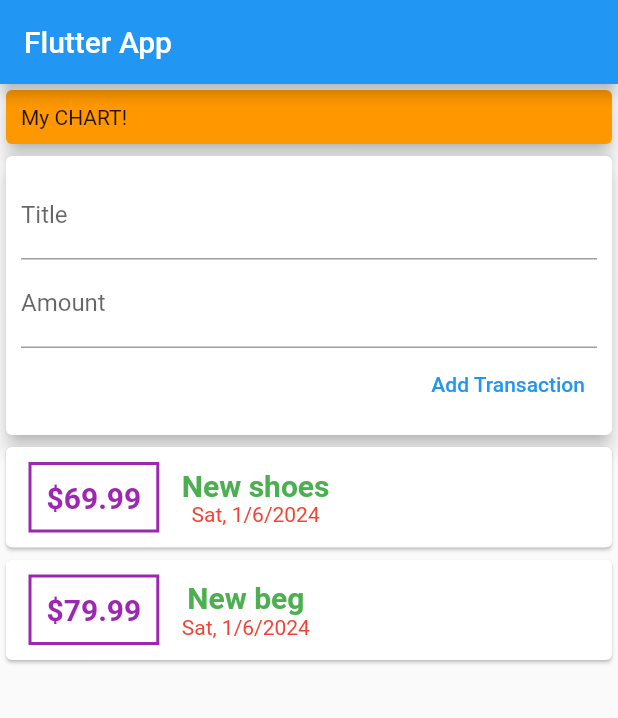
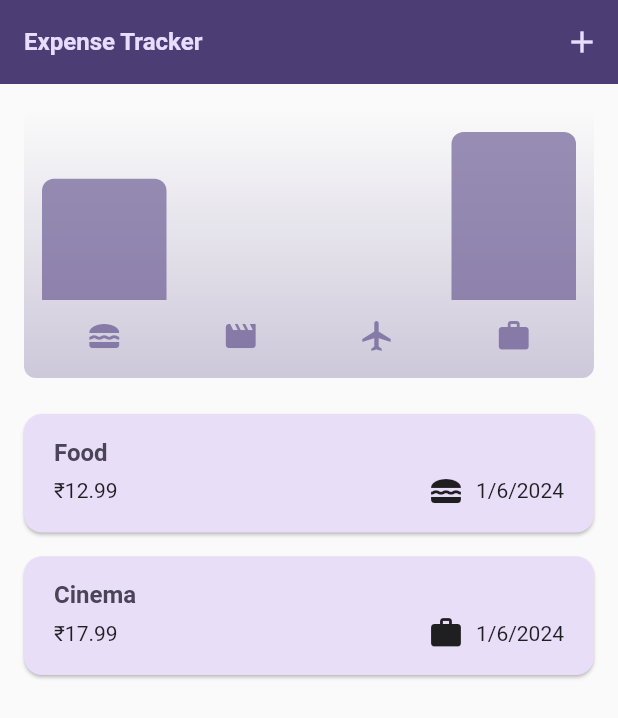
Before and after one commit to vikashsprem/Expenses-manage-App, a Flutter app: the screen it shows after launch, on a phone screen of 412 x 824 dp. Shown: the top 718 px of the screen. Run offline on Flutter 3.47's test engine with Material 2 defaults, Android fonts, the phone set to English and light mode, and no system bars.

Commit message:
all change has been committed

```diff
--- a/lib/main.dart
+++ b/lib/main.dart
@@ -1,46 +1,61 @@
 import 'package:flutter/material.dart';
-import './widget/user_transaction.dart';
+import 'package:flutter_build_expences/widget/expenses.dart';
 
+var kColorScheme = ColorScheme.fromSeed(
+  seedColor: const Color.fromARGB(255, 96, 59, 181),
+);
+
+var kDarkColorScheme = ColorScheme.fromSeed(
+  seedColor: const Color.fromARGB(255, 5, 99, 125),
+  brightness: Brightness.dark,
+);
 void main() => runApp(MyApp());
 
 class MyApp extends StatelessWidget {
   @override
   Widget build(BuildContext context) {
     return MaterialApp(
+      darkTheme: ThemeData.dark().copyWith(
+        useMaterial3: true,
+        colorScheme: kDarkColorScheme,
+        cardTheme: const CardTheme().copyWith(
+          color: kDarkColorScheme.secondaryContainer,
+          margin: const EdgeInsets.symmetric(vertical: 8, horizontal: 16),
+        ),
+        elevatedButtonTheme: ElevatedButtonThemeData(
+          style: ElevatedButton.styleFrom(
+            backgroundColor: kDarkColorScheme.primaryContainer,
+          ),
+        ),
+      ),
       title: 'Flutter App',
-      home: MyHomePage(),
+      theme: ThemeData().copyWith(
+        useMaterial3: true,
+        colorScheme: kColorScheme,
+        appBarTheme: const AppBarTheme().copyWith(
+          backgroundColor: kColorScheme.onPrimaryContainer,
+          foregroundColor: kColorScheme.primaryContainer,
+        ),
+        cardTheme: const CardTheme().copyWith(
+          color: kColorScheme.secondaryContainer,
+          margin: const EdgeInsets.symmetric(vertical: 8, horizontal: 16),
+        ),
+
+        elevatedButtonTheme: ElevatedButtonThemeData(
+          style: ElevatedButton.styleFrom(
+            backgroundColor: kColorScheme.primaryContainer,
+          ),
+        ),
+        textTheme: ThemeData().textTheme.copyWith(
+              titleLarge: TextStyle(
+                fontWeight: FontWeight.bold,
+                color: kColorScheme.onSecondaryContainer,
+                fontSize: 16,
+              ),
+            ),
+        //themeMode: ThemeMode.system,
+      ),
+      home: const Expenses(),
     );
   }
 }
-
-class MyHomePage extends StatelessWidget {
-  @override
-  Widget build(BuildContext context) {
-    return Scaffold(
-      appBar: AppBar(
-        title: const Text('Flutter App'),
-      ),
-      body: SingleChildScrollView(
-        child: Column(
-          //mainAxisAlignment: MainAxisAlignment.spaceAround,
-          crossAxisAlignment: CrossAxisAlignment.stretch,
-          // ignore: prefer_const_literals_to_create_immutables
-          children: <Widget>[
-            Container(
-              width: double.infinity,
-              child: const Card(
-                color: Colors.orange,
-                elevation: 5,
-                child: Padding(
-                  padding: EdgeInsets.all(10.0),
-                  child: Text('My CHART!'),
-                ),
-              ),
-            ),
-            const UserTransaction(),
-          ],
-        ),
-      ),
-    );
-  }
-}
--- a/lib/models/transaction.dart
+++ b/lib/models/transaction.dart
@@ -1,11 +1,50 @@
-class Transaction {
+import 'package:flutter/material.dart';
+import 'package:uuid/uuid.dart';
+import 'package:intl/intl.dart';
+
+const uuid = Uuid();
+final formatter = DateFormat.yMd();
+
+enum Category { Food, Travel, Laisure, Work }
+
+const CategoryIcons = {
+  Category.Food: Icons.lunch_dining,
+  Category.Travel: Icons.flight,
+  Category.Laisure: Icons.movie,
+  Category.Work: Icons.work,
+};
+
+class Expense {
   final String id;
   final String title;
   final double amount;
   final DateTime date;
-  Transaction(
-      {required this.id,
-      required this.title,
+  final Category category;
+
+  String get formattedDate {
+    return formatter.format(date);
+  }
+
+  Expense(
+      {required this.title,
       required this.amount,
-      required this.date});
+      required this.date,
+      required this.category})
+      : id = uuid.v4();
 }
+
+class ExpenseBucket {
+  const ExpenseBucket({required this.category, required this.expenses});
+  final Category category;
+  final List<Expense> expenses;
+  ExpenseBucket.forCategory(List<Expense> allExpenses, this.category)
+      : expenses = allExpenses.where((e) => e.category == category).toList();
+
+  double get totalExpenses {
+    double sum = 0;
+    for (final expense in expenses) {
+      sum += expense.amount;
+    }
+    return sum;
+  }
+}
--- /dev/null
+++ b/lib/widget/chart/chart.dart
@@ -0,0 +1,95 @@
+import 'package:flutter/material.dart';
+
+import 'package:flutter_build_expences/widget/chart/chart_bar.dart';
+import 'package:flutter_build_expences/models/transaction.dart';
+
+class Chart extends StatelessWidget {
+  const Chart({super.key, required this.expenses});
+
+  final List<Expense> expenses;
+
+  List<ExpenseBucket> get buckets {
+    return [
+      ExpenseBucket.forCategory(expenses, Category.Food),
+      ExpenseBucket.forCategory(expenses, Category.Laisure),
+      ExpenseBucket.forCategory(expenses, Category.Travel),
+      ExpenseBucket.forCategory(expenses, Category.Work),
+    ];
+  }
+
+  double get maxTotalExpense {
+    double maxTotalExpense = 0;
+
+    for (final bucket in buckets) {
+      if (bucket.totalExpenses > maxTotalExpense) {
+        maxTotalExpense = bucket.totalExpenses;
+      }
+    }
+
+    return maxTotalExpense;
+  }
+
+  @override
+  Widget build(BuildContext context) {
+    final isDarkMode =
+        MediaQuery.of(context).platformBrightness == Brightness.dark;
+    return Container(
+      margin: const EdgeInsets.all(16),
+      padding: const EdgeInsets.symmetric(
+        vertical: 16,
+        horizontal: 8,
+      ),
+      width: double.infinity,
+      height: 180,
+      decoration: BoxDecoration(
+        borderRadius: BorderRadius.circular(8),
+        gradient: LinearGradient(
+          colors: [
+            Theme.of(context).colorScheme.primary.withOpacity(0.3),
+            Theme.of(context).colorScheme.primary.withOpacity(0.0)
+          ],
+          begin: Alignment.bottomCenter,
+          end: Alignment.topCenter,
+        ),
+      ),
+      child: Column(
+        children: [
+          Expanded(
+            child: Row(
+              crossAxisAlignment: CrossAxisAlignment.end,
+              children: [
+                for (final bucket in buckets) // alternative to map()
+                  ChartBar(
+                    fill: bucket.totalExpenses == 0
+                        ? 0
+                        : bucket.totalExpenses / maxTotalExpense,
+                  )
+              ],
+            ),
+          ),
+          const SizedBox(height: 12),
+          Row(
+            children: buckets
+                .map(
+                  (bucket) => Expanded(
+                    child: Padding(
+                      padding: const EdgeInsets.symmetric(horizontal: 4),
+                      child: Icon(
+                        CategoryIcons[bucket.category],
+                        color: isDarkMode
+                            ? Theme.of(context).colorScheme.secondary
+                            : Theme.of(context)
+                                .colorScheme
+                                .primary
+                                .withOpacity(0.7),
+                      ),
+                    ),
+                  ),
+                )
+                .toList(),
+          )
+        ],
+      ),
+    );
+  }
+}
--- /dev/null
+++ b/lib/widget/chart/chart_bar.dart
@@ -0,0 +1,34 @@
+import 'package:flutter/material.dart';
+
+class ChartBar extends StatelessWidget {
+  const ChartBar({
+    super.key,
+    required this.fill,
+  });
+
+  final double fill;
+
+  @override
+  Widget build(BuildContext context) {
+    final isDarkMode =
+        MediaQuery.of(context).platformBrightness == Brightness.dark;
+    return Expanded(
+      child: Padding(
+        padding: const EdgeInsets.symmetric(horizontal: 4),
+        child: FractionallySizedBox(
+          heightFactor: fill,
+          child: DecoratedBox(
+            decoration: BoxDecoration(
+              shape: BoxShape.rectangle,
+              borderRadius:
+                  const BorderRadius.vertical(top: Radius.circular(8)),
+              color: isDarkMode
+                  ? Theme.of(context).colorScheme.secondary
+                  : Theme.of(context).colorScheme.primary.withOpacity(0.65),
+            ),
+          ),
+        ),
+      ),
+    );
+  }
+}
--- /dev/null
+++ b/lib/widget/expense_item.dart
@@ -0,0 +1,34 @@
+import 'package:flutter/material.dart';
+import 'package:flutter_build_expences/models/transaction.dart';
+
+class ExpenseItem extends StatelessWidget {
+  const ExpenseItem(this.expense, {super.key});
+
+  final Expense expense;
+
+  @override
+  Widget build(BuildContext context) {
+    return Card(
+      child: Padding(
+        padding: const EdgeInsets.symmetric(vertical: 16, horizontal: 20),
+        child: Column(crossAxisAlignment: CrossAxisAlignment.start, children: [
+          Text(expense.title, style: Theme.of(context).textTheme.titleLarge),
+          const SizedBox(height: 4),
+          Row(
+            children: [
+              Text('₹${expense.amount.toStringAsFixed(2)}'),
+              const Spacer(),
+              Row(
+                children: [
+                  Icon(CategoryIcons[expense.category]),
+                  const SizedBox(width: 8),
+                  Text(expense.formattedDate)
+                ],
+              )
+            ],
+          )
+        ]),
+      ),
+    );
+  }
+}
--- /dev/null
+++ b/lib/widget/expenses.dart
@@ -0,0 +1,97 @@
+import 'dart:math';
+
+import 'package:flutter/material.dart';
+import 'package:flutter_build_expences/models/transaction.dart';
+import 'package:flutter_build_expences/widget/chart/chart.dart';
+import 'package:flutter_build_expences/widget/expenses_list.dart';
+import 'package:flutter_build_expences/widget/new_expense.dart';
+
+class Expenses extends StatefulWidget {
+  const Expenses({Key? key}) : super(key: key);
+
+  @override
+  State<Expenses> createState() {
+    return _ExpensesState();
+  }
+}
+
+class _ExpensesState extends State<Expenses> {
+  final List<Expense> _registeredExpenses = [
+    Expense(
+        title: 'Food',
+        amount: 12.99,
+        date: DateTime.now(),
+        category: Category.Food),
+    Expense(
+        title: 'Cinema',
+        amount: 17.99,
+        date: DateTime.now(),
+        category: Category.Work),
+  ];
+
+  void _openAddExpenseModal() {
+    showModalBottomSheet(
+      isScrollControlled: true,
+      context: context,
+      builder: (cxt) {
+        return NewExpense(onAddExpense: _addExpense);
+      },
+    );
+  }
+
+  void _addExpense(Expense expense) {
+    setState(() {
+      _registeredExpenses.add(expense);
+    });
+  }
+
+  void _removeExpense(Expense expense) {
+    final expenseIndex = _registeredExpenses.indexOf(expense);
+    setState(() {
+      _registeredExpenses.remove(expense);
+    });
+    ScaffoldMessenger.of(context).clearSnackBars();
+    ScaffoldMessenger.of(context).showSnackBar(
+      SnackBar(
+        duration: const Duration(seconds: 3),
+        content: Text('${expense.title} removed'),
+        action: SnackBarAction(
+          label: 'Undo',
+          onPressed: () {
+            setState(() {
+              _registeredExpenses.insert(expenseIndex, expense);
+            });
+          },
+        ),
+      ),
+    );
+  }
+
+  @override
+  Widget build(BuildContext context) {
+    Widget mainContent = const Center(
+      child: Text('No expenses added yet'),
+    );
+    if (_registeredExpenses.isNotEmpty) {
+      mainContent = ExpensesList(
+        expenses: _registeredExpenses,
+        onRemoveExpense: _removeExpense,
+      );
+    }
+    return Scaffold(
+      appBar: AppBar(
+        title: const Text('Expense Tracker'),
+        actions: [
+          IconButton(
+              onPressed: _openAddExpenseModal, icon: const Icon(Icons.add))
+        ],
+      ),
+      body: Column(
+        children: [
+          Chart(expenses: _registeredExpenses),
+          Expanded(child: mainContent),
+        ],
+      ),
+    );
+  }
+}
--- /dev/null
+++ b/lib/widget/expenses_list.dart
@@ -0,0 +1,37 @@
+import 'package:flutter/material.dart';
+import 'package:flutter_build_expences/models/transaction.dart';
+import 'package:flutter_build_expences/widget/expense_item.dart';
+
+class ExpensesList extends StatelessWidget {
+  const ExpensesList({
+    super.key,
+    required this.expenses,
+    required this.onRemoveExpense,
+  });
+
+  final List<Expense> expenses;
+  final void Function(Expense expense) onRemoveExpense;
+
+  @override
+  Widget build(BuildContext context) {
+    return ListView.builder(
+      itemCount: expenses.length,
+      itemBuilder: (cxt, index) => Dismissible(
+        key: ValueKey(expenses[index]),
+        background: Container(
+          color: Theme.of(context).colorScheme.error.withOpacity(0.75),
+          alignment: Alignment.centerRight,
+          margin: EdgeInsets.symmetric(
+              horizontal: Theme.of(context).cardTheme.margin!.horizontal),
+          child: const Icon(Icons.delete),
+        ),
+        onDismissed: (direction) {
+          onRemoveExpense(expenses[index]);
+        },
+        child: ExpenseItem(
+          expenses[index],
+        ),
+      ),
+    );
+  }
+}
--- /dev/null
+++ b/lib/widget/new_expense.dart
@@ -0,0 +1,153 @@
+import 'package:flutter/material.dart';
+import 'package:flutter_build_expences/models/transaction.dart';
+
+class NewExpense extends StatefulWidget {
+  const NewExpense({super.key, required this.onAddExpense});
+
+  final void Function(Expense expense) onAddExpense;
+  @override
+  State<NewExpense> createState() {
+    return _NewExpenseState();
+  }
+}
+
+class _NewExpenseState extends State<NewExpense> {
+  final _titleController = TextEditingController();
+  final _amountController = TextEditingController();
+  DateTime? _selectedDate;
+  Category _selectedCategory = Category.Food;
+
+  @override
+  void dispose() {
+    _titleController.dispose();
+    _amountController.dispose();
+    super.dispose();
+  }
+
+  void _presentDatePicker() async {
+    final now = DateTime.now();
+    final pickedDate = await showDatePicker(
+      context: context,
+      initialDate: now,
+      firstDate: DateTime(now.year - 1, now.month, now.day),
+      lastDate: now,
+    );
+    setState(() {
+      _selectedDate = pickedDate;
+    });
+  }
+
+  void _submitExpanseData() {
+    final enteredAmount = double.tryParse(_amountController.text);
+    final amountIsInvalid = enteredAmount == null || enteredAmount <= 0;
+    if (_titleController.text.trim().isEmpty ||
+        amountIsInvalid ||
+        _selectedDate == null) {
+      showDialog(
+        context: context,
+        builder: (ctx) => AlertDialog(
+          title: const Text('Invalid Input'),
+          content: const Text('Please enter valid title, amount and date'),
+          actions: [
+            TextButton(
+                onPressed: () {
+                  Navigator.pop(ctx);
+                },
+                child: const Text('Okay'))
+          ],
+        ),
+      );
+      return;
+    }
+    widget.onAddExpense(
+      Expense(
+        title: _titleController.text,
+        amount: enteredAmount,
+        date: _selectedDate!,
+        category: _selectedCategory,
+      ),
+    );
+    Navigator.pop(context);
+  }
+
+  @override
+  Widget build(BuildContext context) {
+    return Padding(
+      padding: const EdgeInsets.fromLTRB(16, 48, 16, 16),
+      child: Column(
+        children: [
+          TextField(
+            controller: _titleController,
+            maxLength: 50,
+            decoration: const InputDecoration(
+              label: Text('Title'),
+            ),
+          ),
+          Row(
+            children: [
+              Expanded(
+                child: TextField(
+                  controller: _amountController,
+                  keyboardType:
+                      const TextInputType.numberWithOptions(decimal: true),
+                  decoration: const InputDecoration(
+                    prefixText: '₹',
+                    label: Text('Amount'),
+                  ),
+                ),
+              ),
+              const SizedBox(width: 16),
+              Expanded(
+                child: Row(
+                  mainAxisAlignment: MainAxisAlignment.end,
+                  crossAxisAlignment: CrossAxisAlignment.center,
+                  children: [
+                    Text(_selectedDate == null
+                        ? 'No Date Chosen'
+                        : formatter.format(_selectedDate!)),
+                    IconButton(
+                      onPressed: _presentDatePicker,
+                      icon: const Icon(Icons.calendar_month),
+                    )
+                  ],
+                ),
+              ),
+            ],
+          ),
+          const SizedBox(height: 16),
+          Row(
+            children: [
+              DropdownButton(
+                value: _selectedCategory,
+                items: Category.values
+                    .map((category) => DropdownMenuItem(
+                          value: category,
+                          child: Text(category.name),
+
+                        ))
+                    .toList(),
+                onChanged: (value) {
+                  if (value == null) return;
+                  setState(() {
+                    _selectedCategory = value;
+                  });
+                },
+              ),
+              const Spacer(),
+              TextButton(
+                onPressed: () {
+                  Navigator.pop(context);
+                },
+                child: const Text('Cancle'),
+              ),
+              ElevatedButton(
+                onPressed: _submitExpanseData,
+                child: const Text('Save Expanse'),
+              )
+            ],
+          )
+        ],
+      ),
+    );
+  }
+}
--- a/lib/widget/new_transaction.dart
+++ /dev/null
@@ -1,41 +0,0 @@
-import 'package:flutter/material.dart';
-
-class NewTransaction extends StatelessWidget {
-  final titleController = TextEditingController();
-  final amountController = TextEditingController();
-  final Function addTx;
-  NewTransaction(this.addTx, {super.key});
-
-  @override
-  Widget build(BuildContext context) {
-    return Card(
-      elevation: 5,
-      child: Container(
-        padding: const EdgeInsets.all(10),
-        child: Column(
-          crossAxisAlignment: CrossAxisAlignment.end,
-          // ignore: prefer_const_literals_to_create_immutables
-          children: <Widget>[
-            TextField(
-              decoration: const InputDecoration(labelText: 'Title'),
-              controller: titleController,
-              //onChanged: (value) => titleInput = value,
-            ),
-            TextField(
-              decoration: const InputDecoration(labelText: 'Amount'),
-              controller: amountController,
-              //onChanged: (value) => amountInput = value,
-            ),
-            TextButton(
-              onPressed: () {
-                addTx(
-                    titleController.text, double.parse(amountController.text));
-              },
-              child: const Text('Add Transaction'),
-            ),
-          ],
-        ),
-      ),
-    );
-  }
-}
--- a/lib/widget/transaction_list.dart
+++ /dev/null
@@ -1,54 +0,0 @@
-import 'package:flutter/material.dart';
-import '../models/transaction.dart';
-import 'package:intl/intl.dart';
-
-class TransactionList extends StatelessWidget {
-  final List<Transaction> transaction;
-  TransactionList(this.transaction);
-  @override
-  Widget build(BuildContext context) {
-    return Column(
-      children: transaction.map((tx) {
-        return Card(
-          child: Row(
-            mainAxisAlignment: MainAxisAlignment.start,
-            children: [
-              Container(
-                margin:
-                    const EdgeInsets.symmetric(vertical: 10, horizontal: 15),
-                decoration: BoxDecoration(
-                  border: Border.all(color: Colors.purple, width: 2),
-                ),
-                padding: const EdgeInsets.all(10),
-                child: Text(
-                  "\$${tx.amount}",
-                  style: const TextStyle(
-                    color: Colors.purple,
-                    fontWeight: FontWeight.bold,
-                    fontSize: 20,
-                  ),
-                ),
-              ),
-              Column(
-                children: [
-                  Text(
-                    tx.title,
-                    style: const TextStyle(
-                      color: Colors.green,
-                      fontWeight: FontWeight.bold,
-                      fontSize: 20,
-                    ),
-                  ),
-                  Text(
-                    DateFormat().add_yMEd().format(tx.date),
-                    style: const TextStyle(color: Colors.red),
-                  ),
-                ],
-              )
-            ],
-          ),
-        );
-      }).toList(),
-    );
-  }
-}
--- a/lib/widget/user_transaction.dart
+++ /dev/null
@@ -1,49 +0,0 @@
-import 'package:flutter/cupertino.dart';
-import './new_transaction.dart';
-import './transaction_list.dart';
-import '../models/transaction.dart';
-
-class UserTransaction extends StatefulWidget {
-  const UserTransaction({super.key});
-
-  @override
-  State<UserTransaction> createState() => _UserTransactionState();
-}
-
-class _UserTransactionState extends State<UserTransaction> {
-  final List<Transaction> _userTransaction = [
-    Transaction(
-      id: 't1',
-      title: 'New shoes',
-      amount: 69.99,
-      date: DateTime.now(),
-    ),
-    Transaction(
-      id: 't2',
-      title: 'New beg',
-      amount: 79.99,
-      date: DateTime.now(),
-    )
-  ];
-  void _addNewTransaction(String txTitle, double txAmount) {
-    final newTx = Transaction(
-      id: DateTime.now().toString(),
-      title: txTitle,
-      amount: txAmount,
-      date: DateTime.now(),
-    );
-    setState(() {
-      _userTransaction.add(newTx);
-    });
-  }
-
-  @override
-  Widget build(BuildContext context) {
-    return Column(
-      children: <Widget>[
-        NewTransaction(_addNewTransaction),
-        TransactionList(_userTransaction),
-      ],
-    );
-  }
-}
--- a/pubspec.yaml
+++ b/pubspec.yaml
@@ -31,13 +31,14 @@
 dependencies:
   flutter:
     sdk: flutter
-  intl: ^0.18.0
+  intl: ^0.19.0
 
 
 
   # The following adds the Cupertino Icons font to your application.
   # Use with the CupertinoIcons class for iOS style icons.
   cupertino_icons: ^1.0.2
+  uuid: ^4.2.2
 
 dev_dependencies:
   flutter_test:
```
Also changed, not shown: pubspec.lock, 1 other file.
